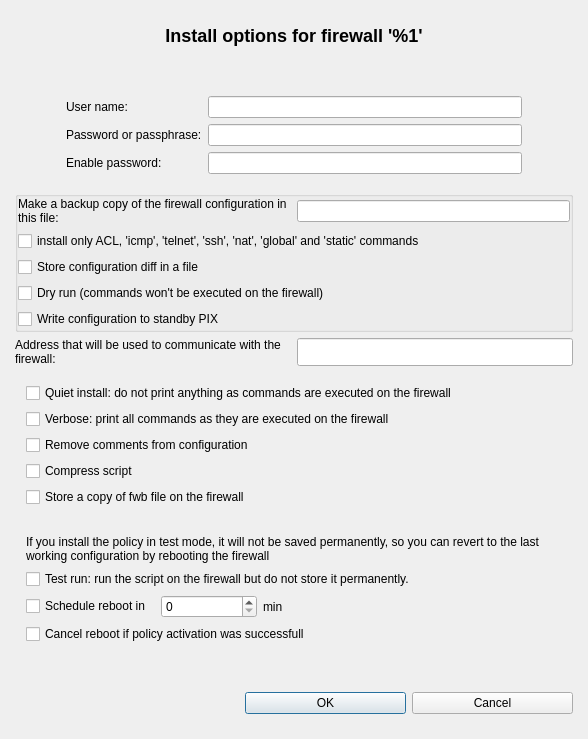
This is src/gui/instoptionsdialog_q.ui in fwbuilder/fwbuilder as Qt 5 draws it before an edit. The edited form follows.
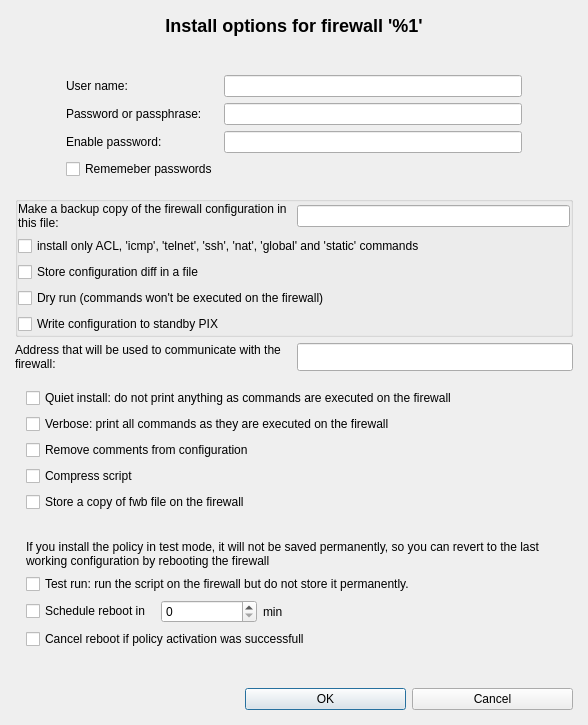
This is the edited form.

Commit message: Added setFilter method to ObjectTreeView

Patch:
```diff
--- a/src/gui/instoptionsdialog_q.ui
+++ b/src/gui/instoptionsdialog_q.ui
@@ -1,12 +1,12 @@
 <ui version="4.0" >
  <class>instOptionsDialog_q</class>
- <widget class="QDialog" name="instOptionsDialog_q" >
-  <property name="geometry" >
+ <widget class="QDialog" name="instOptionsDialog_q">
+  <property name="geometry">
    <rect>
     <x>0</x>
     <y>0</y>
     <width>588</width>
-    <height>739</height>
+    <height>681</height>
    </rect>
   </property>
   <property name="sizePolicy" >
@@ -496,6 +496,13 @@
            </property>
           </widget>
          </item>
+         <item row="3" column="1">
+          <widget class="QCheckBox" name="rememberPass">
+           <property name="text">
+            <string>Rememeber passwords</string>
+           </property>
+          </widget>
+         </item>
         </layout>
        </widget>
       </item>
@@ -504,7 +511,7 @@
    </item>
   </layout>
  </widget>
- <layoutdefault spacing="6" margin="11" />
+ <layoutdefault spacing="6" margin="11"/>
  <tabstops>
   <tabstop>uname</tabstop>
   <tabstop>pwd</tabstop>
```
Left out of the diff: 379 changed lines with no effect on the pictures. The commit also changes 2 other files.
